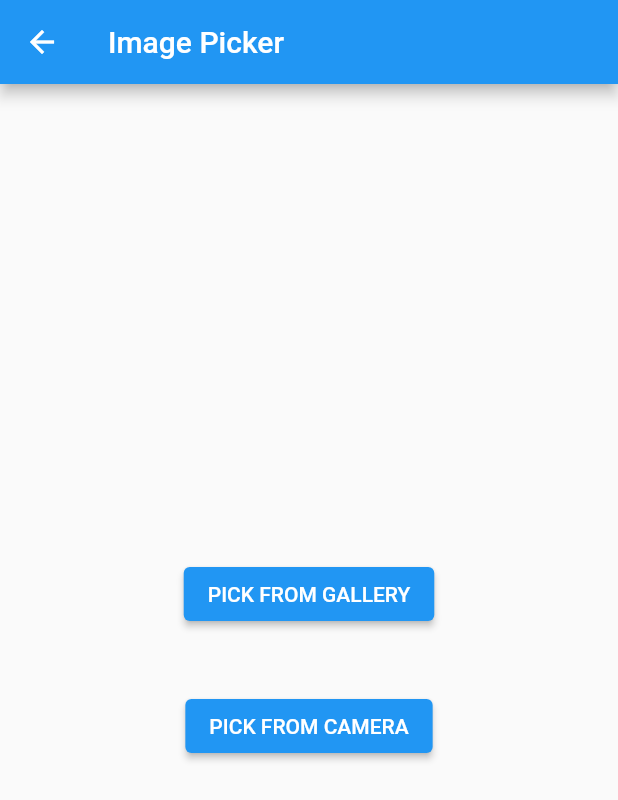
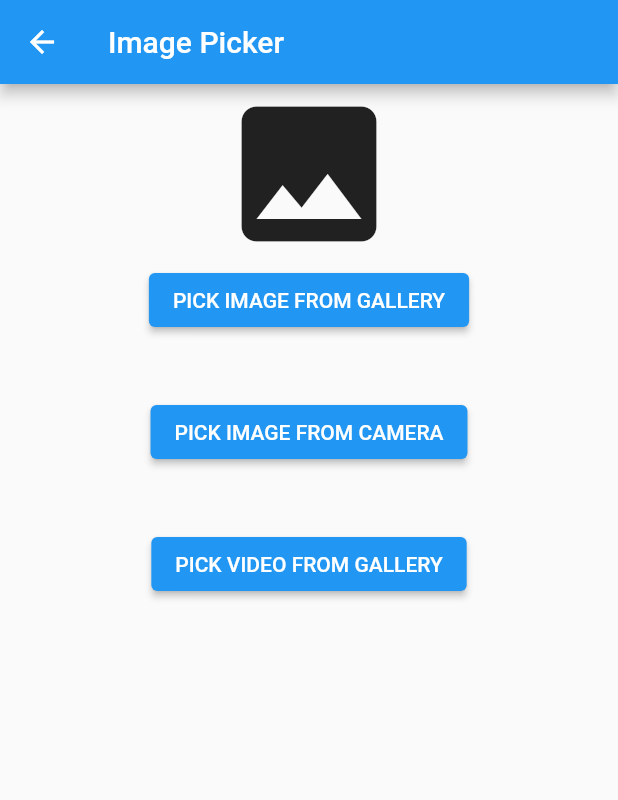
Before and after one commit to Darjusch/Fitup-Flutter, a Flutter app: the BetImagePicker screen opened directly with empty values, on a phone screen of 412 x 824 dp. Shown: the top 800 px of the screen. Run offline on Flutter 3.47's test engine with Material 2 defaults, Android fonts, the phone set to English and light mode, and no system bars; our stand-ins replace cloud_firestore, firebase_auth, firebase_core, firebase_storage, flutter_local_notifications, flutter_native_timezone and 4 more; accounts and stored records are empty; generated files the repository leaves out were written again.

Commit message:
able to pick and upload videos and display them

```diff
--- a/lib/screens/image_picker_screen/image_picker_screen.dart
+++ b/lib/screens/image_picker_screen/image_picker_screen.dart
@@ -1,4 +1,6 @@
 import 'dart:io';
+import 'package:fitup/utils/video_player.dart';
+import 'package:video_player/video_player.dart';
 import 'package:fitup/utils/firebase_helper.dart';
 import 'package:fitup/utils/image_picker_helper.dart';
 import 'package:flutter/material.dart';
@@ -15,6 +17,23 @@ class BetImagePicker extends StatefulWidget {
 
 class _BetImagePickerState extends State<BetImagePicker> {
   String filePath;
+  String fileType;
+  VideoPlayerController videoController;
+
+  void setupVideo() {
+    videoController = VideoPlayerController.file(File(filePath))
+      ..addListener(() => setState(() {}))
+      ..setLooping(true)
+      ..initialize().then((_) => videoController.play());
+  }
+
+  @override
+  void dispose() {
+    super.dispose();
+    if (videoController != null) {
+      videoController.dispose();
+    }
+  }
 
   @override
   Widget build(BuildContext context) {
@@ -22,9 +41,13 @@ class _BetImagePickerState extends State<BetImagePicker> {
         appBar: AppBar(
           title: const Text("Image Picker"),
         ),
-        body: Container(
+        body: SizedBox(
+            height: 800,
             child: filePath == null || filePath == ''
-                ? Container(
+                ? Column(
+                    children: [
+                      const Icon(Icons.photo, size: 120),
+                      Container(
                         alignment: Alignment.center,
                         child: Column(
                           mainAxisAlignment: MainAxisAlignment.center,
@@ -35,10 +58,11 @@ class _BetImagePickerState extends State<BetImagePicker> {
                                 String path = await ImagePickerHelper()
                                     .getImageFrom(ImageSource.gallery);
                                 setState(() {
+                                  fileType = 'images';
                                   filePath = path;
                                 });
                               },
-                          child: const Text("PICK FROM GALLERY"),
+                              child: const Text("PICK IMAGE FROM GALLERY"),
                             ),
                             Container(
                               height: 40.0,
@@ -49,30 +73,51 @@ class _BetImagePickerState extends State<BetImagePicker> {
                                 String path = await ImagePickerHelper()
                                     .getImageFrom(ImageSource.camera);
                                 setState(() {
+                                  fileType = 'images';
                                   filePath = path;
                                 });
                               },
-                          child: const Text("PICK FROM CAMERA"),
-                        )
+                              child: const Text("PICK IMAGE FROM CAMERA"),
+                            ),
+                            Container(
+                              height: 40.0,
+                            ),
+                            ElevatedButton(
+                              key: const ValueKey('videoKey'),
+                              onPressed: () async {
+                                String path = await ImagePickerHelper()
+                                    .getVideoFrom(ImageSource.gallery);
+                                setState(() {
+                                  fileType = 'videos';
+                                  filePath = path;
+                                  setupVideo();
+                                });
+                              },
+                              child: const Text("PICK VIDEO FROM GALLERY"),
+                            ),
                           ],
                         ),
+                      ),
+                    ],
                   )
                 : SizedBox(
                     height: 400,
                     width: 400,
                     child: Column(
                       children: [
-                        Image.file(
+                        fileType == 'Image'
+                            ? Image.file(
                                 File(filePath),
                                 fit: BoxFit.scaleDown,
                                 height: 300,
                                 width: 300,
-                        ),
+                              )
+                            : VideoPlayerWidget(controller: videoController),
                         ElevatedButton(
                             key: const ValueKey('uploadKey'),
                             onPressed: () async {
                               String result = await FirebaseHelper()
-                                  .uploadFile(filePath, widget.docId);
+                                  .uploadFile(filePath, widget.docId, fileType);
                               final snackBar = SnackBar(
                                 content: Text(result),
                                 backgroundColor: result == "Success"
@@ -88,7 +133,7 @@ class _BetImagePickerState extends State<BetImagePicker> {
                               ScaffoldMessenger.of(context)
                                   .showSnackBar(snackBar);
                             },
-                            child: const Text("Upload Image"))
+                            child: const Text("Upload Image / Video"))
                       ],
                     ),
                   )));
--- a/pubspec.yaml
+++ b/pubspec.yaml
@@ -35,6 +35,7 @@ dependencies:
   flutter_local_notifications: ^9.4.0
   rxdart: ^0.27.3
   flutter_native_timezone: ^2.0.0
+  video_player: ^2.3.0
 
 
 
```
Also changed, not shown: lib/screens/single_bet_screen/single_bet_screen.dart (+35 -5 lines), lib/utils/firebase_helper.dart (+8 -6 lines), lib/utils/image_picker_helper.dart (+19 -1 lines), lib/utils/video_player.dart (added, +21 -0 lines). Lines whose indentation alone changed are shown as unchanged.
